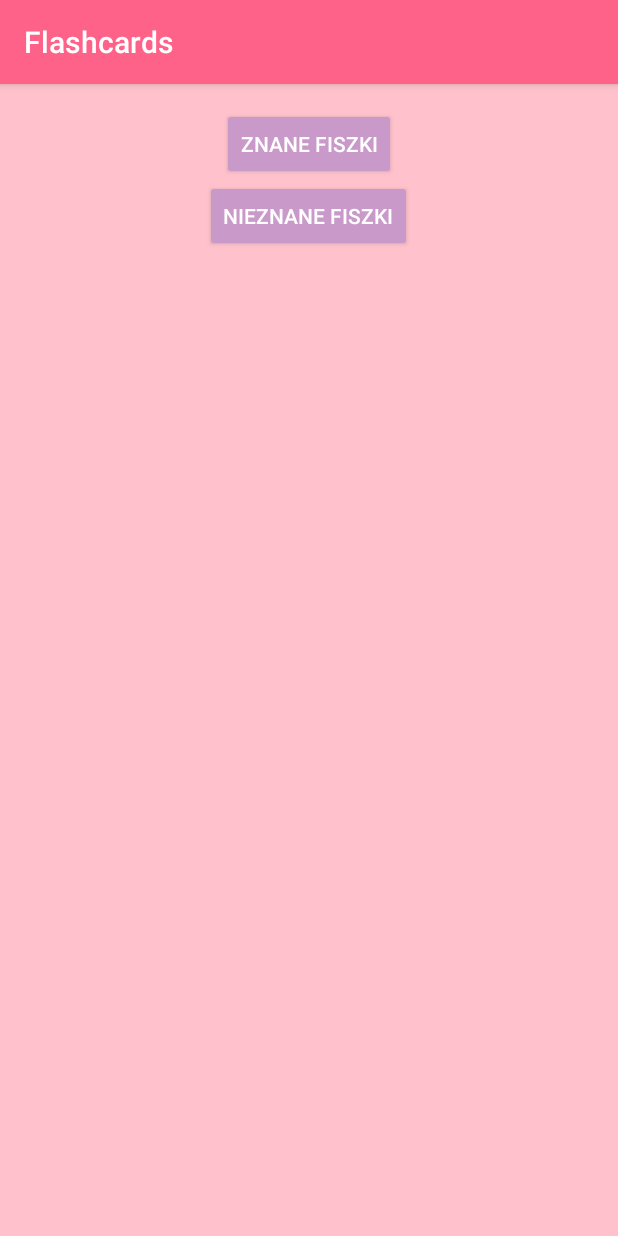
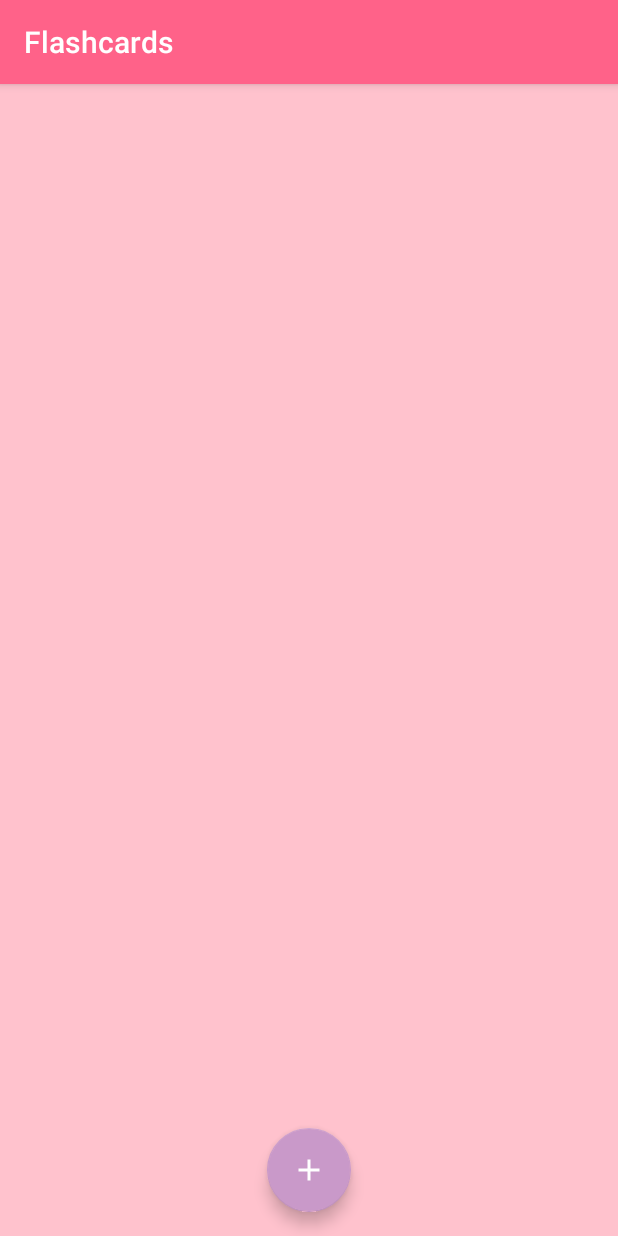
Before and after one commit to Busiu/Flashcards, an Android app: the screen it shows after launch (MainActivity before the commit, CategoryListActivity after it), on a phone screen of 412 x 824 dp. Run offline under Robolectric (Android 15) with nearby library versions, the phone set to English and light mode, and no system bars; Roboto replaces fonts that are not available here.

Commit message:
Implement ViewPager for Flashcards - part 3. Remove MainActivity.

```diff
--- a/app/src/main/AndroidManifest.xml
+++ b/app/src/main/AndroidManifest.xml
@@ -9,14 +9,13 @@
         android:roundIcon="@mipmap/ic_launcher_round"
         android:supportsRtl="true"
         android:theme="@style/PatrycjaTheme">
-        <activity android:name=".activities.MainActivity">
+        <activity android:name=".activities.CategoryListActivity">
             <intent-filter>
                 <action android:name="android.intent.action.MAIN" />
 
                 <category android:name="android.intent.category.LAUNCHER" />
             </intent-filter>
         </activity>
-        <activity android:name=".activities.CategoryListActivity" />
         <activity android:name=".activities.FlashcardGameActivity" />
         <activity android:name=".activities.FlashcardListActivity" />
 
--- a/app/src/main/java/com/example/flashcards/activities/CategoryListActivity.java
+++ b/app/src/main/java/com/example/flashcards/activities/CategoryListActivity.java
@@ -42,6 +42,8 @@ public class CategoryListActivity extends AppCompatActivity implements
     protected void onCreate(Bundle savedInstanceState) {
         super.onCreate(savedInstanceState);
         setContentView(R.layout.activity_list_view);
+        Data.init(this);
+        Data.load();
         knownFlashcards = Data.knownFlashcards;
         unknownFlashcards = Data.unknownFlashcards;
 
--- a/app/src/main/java/com/example/flashcards/activities/FlashcardListActivity.java
+++ b/app/src/main/java/com/example/flashcards/activities/FlashcardListActivity.java
@@ -20,7 +20,7 @@ public class FlashcardListActivity extends AppCompatActivity {
     @Override
     protected void onCreate(Bundle savedInstanceState) {
         super.onCreate(savedInstanceState);
-        setContentView(R.layout.categories_new);
+        setContentView(R.layout.activity_flashcard_list);
 
         tabLayout = findViewById(R.id.tabs);
         viewPagerLevels = findViewById(R.id.view_pager_levels);
--- a/app/src/main/java/com/example/flashcards/activities/MainActivity.java
+++ /dev/null
@@ -1,48 +0,0 @@
-package com.example.flashcards.activities;
-
-import androidx.appcompat.app.AppCompatActivity;
-
-import android.content.Intent;
-import android.os.Bundle;
-import android.view.View;
-import android.widget.Button;
-
-import com.example.flashcards.database.Data;
-import com.example.flashcards.model.Level;
-import com.example.flashcards.R;
-
-public class MainActivity extends AppCompatActivity {
-
-    private Button buttonKnownFlashcards;
-    private Button buttonUnknownFlashcards;
-
-    @Override
-    protected void onCreate(Bundle savedInstanceState) {
-        super.onCreate(savedInstanceState);
-        setContentView(R.layout.activity_main);
-        Data.init(this);
-        Data.load();
-
-        buttonKnownFlashcards = findViewById(R.id.button_known_flashcards);
-        buttonKnownFlashcards.setOnClickListener(new View.OnClickListener() {
-            @Override
-            public void onClick(View v) {
-                openCategoryListActivity(Level.KNOWN);
-            }
-        });
-
-        buttonUnknownFlashcards = findViewById(R.id.button_unknown_flashcards);
-        buttonUnknownFlashcards.setOnClickListener(new View.OnClickListener() {
-            @Override
-            public void onClick(View v) {
-                openCategoryListActivity(Level.UNKNOWN);
-            }
-        });
-    }
-
-    private void openCategoryListActivity(Level type) {
-        Data.chosenLevel = type;
-        Intent intent = new Intent(this, CategoryListActivity.class);
-        startActivity(intent);
-    }
-}
--- a/app/src/main/java/com/example/flashcards/dialogs/CategoryOptionsDialog.java
+++ b/app/src/main/java/com/example/flashcards/dialogs/CategoryOptionsDialog.java
@@ -35,7 +35,6 @@ public class CategoryOptionsDialog extends AppCompatDialogFragment {
             }
         });
 
-        if (Data.chosenLevel == Level.UNKNOWN) {
         buttonPlay = view.findViewById(R.id.button_play);
         buttonPlay.setOnClickListener(new View.OnClickListener() {
             @Override
@@ -43,7 +42,6 @@ public class CategoryOptionsDialog extends AppCompatDialogFragment {
                 openFlashcardGameOptionsDialog();
             }
         });
-        }
 
         builder.setView(view)
                 .setTitle("Co chcesz zrobić?");
--- a/app/src/main/res/layout/activity_main.xml
+++ /dev/null
@@ -1,22 +0,0 @@
-<?xml version="1.0" encoding="utf-8"?>
-<RelativeLayout xmlns:android="http://schemas.android.com/apk/res/android"
-    android:layout_width="match_parent"
-    android:layout_height="match_parent"
-    android:padding="16dp" >
-
-    <Button
-        android:id="@+id/button_known_flashcards"
-        android:layout_width="wrap_content"
-        android:layout_height="wrap_content"
-        android:layout_centerHorizontal="true"
-        android:text="znane fiszki" />
-
-    <Button
-        android:id="@+id/button_unknown_flashcards"
-        android:layout_width="wrap_content"
-        android:layout_height="wrap_content"
-        android:layout_below="@id/button_known_flashcards"
-        android:layout_centerHorizontal="true"
-        android:text="nieznane fiszki" />
-
-</RelativeLayout>
```
Also changed, not shown: app/src/main/res/layout/activity_flashcard_list.xml (renamed from app/src/main/res/layout/categories_new.xml). Lines whose indentation alone changed are shown as unchanged.
